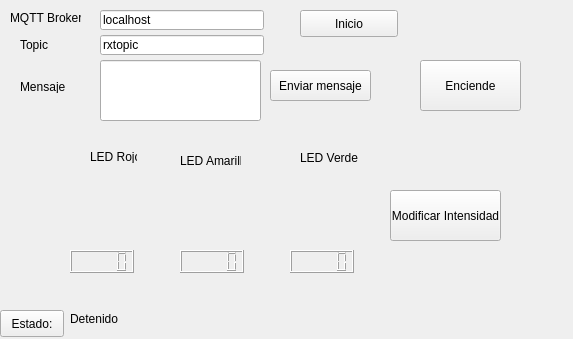
Above: guipanel.ui from jeacelo/test_qt before the change. Below: the same form after it.
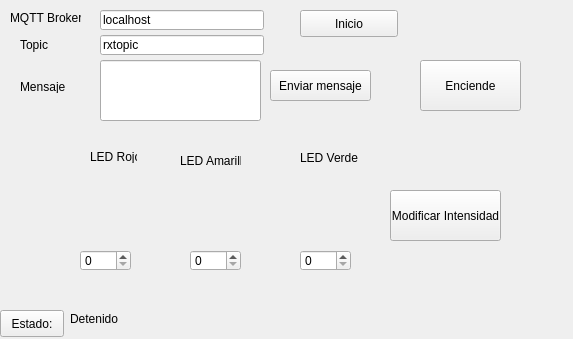
That is the form after the change. Custom widgets are drawn as their Qt base class.

Commit message: Cambiados indicadores numericos por controles numericos sincronizados con los potes

The edit to the form file:
```diff
--- a/guipanel.ui
+++ b/guipanel.ui
@@ -175,23 +175,6 @@
     <UInt>254</UInt>
    </property>
   </widget>
-  <widget class="QLCDNumber" name="red_lcdNumber">
-   <property name="geometry">
-    <rect>
-     <x>70</x>
-     <y>250</y>
-     <width>64</width>
-     <height>23</height>
-    </rect>
-   </property>
-   <property name="font">
-    <font>
-     <family>Arial</family>
-     <weight>75</weight>
-     <bold>true</bold>
-    </font>
-   </property>
-  </widget>
   <widget class="QwtKnob" name="yellowKnob">
    <property name="geometry">
     <rect>
@@ -211,23 +194,6 @@
     <UInt>254</UInt>
    </property>
   </widget>
-  <widget class="QLCDNumber" name="yellow_lcdNumber">
-   <property name="geometry">
-    <rect>
-     <x>180</x>
-     <y>250</y>
-     <width>64</width>
-     <height>23</height>
-    </rect>
-   </property>
-   <property name="font">
-    <font>
-     <family>Arial</family>
-     <weight>75</weight>
-     <bold>true</bold>
-    </font>
-   </property>
-  </widget>
   <widget class="QwtKnob" name="greenKnob">
    <property name="geometry">
     <rect>
@@ -247,23 +213,6 @@
     <UInt>254</UInt>
    </property>
   </widget>
-  <widget class="QLCDNumber" name="green_lcdNumber">
-   <property name="geometry">
-    <rect>
-     <x>290</x>
-     <y>250</y>
-     <width>64</width>
-     <height>23</height>
-    </rect>
-   </property>
-   <property name="font">
-    <font>
-     <family>Arial</family>
-     <weight>75</weight>
-     <bold>true</bold>
-    </font>
-   </property>
-  </widget>
   <widget class="QPushButton" name="pushButton_4">
    <property name="geometry">
     <rect>
@@ -316,6 +265,45 @@
     <string>LED Verde</string>
    </property>
   </widget>
+  <widget class="QSpinBox" name="red_lcdNumber">
+   <property name="geometry">
+    <rect>
+     <x>80</x>
+     <y>250</y>
+     <width>51</width>
+     <height>21</height>
+    </rect>
+   </property>
+   <property name="maximum">
+    <number>254</number>
+   </property>
+  </widget>
+  <widget class="QSpinBox" name="yellow_lcdNumber">
+   <property name="geometry">
+    <rect>
+     <x>190</x>
+     <y>250</y>
+     <width>51</width>
+     <height>21</height>
+    </rect>
+   </property>
+   <property name="maximum">
+    <number>254</number>
+   </property>
+  </widget>
+  <widget class="QSpinBox" name="green_lcdNumber">
+   <property name="geometry">
+    <rect>
+     <x>300</x>
+     <y>250</y>
+     <width>51</width>
+     <height>21</height>
+    </rect>
+   </property>
+   <property name="maximum">
+    <number>254</number>
+   </property>
+  </widget>
  </widget>
  <layoutdefault spacing="6" margin="11"/>
  <customwidgets>
```
The commit also changes 2 other files.
